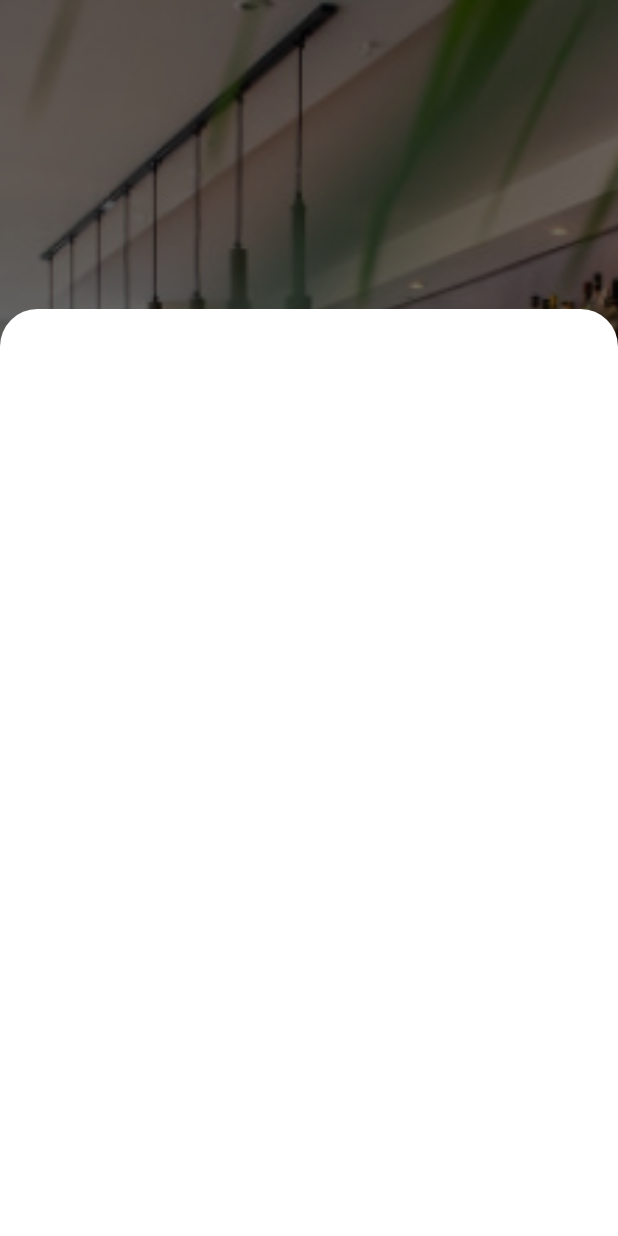
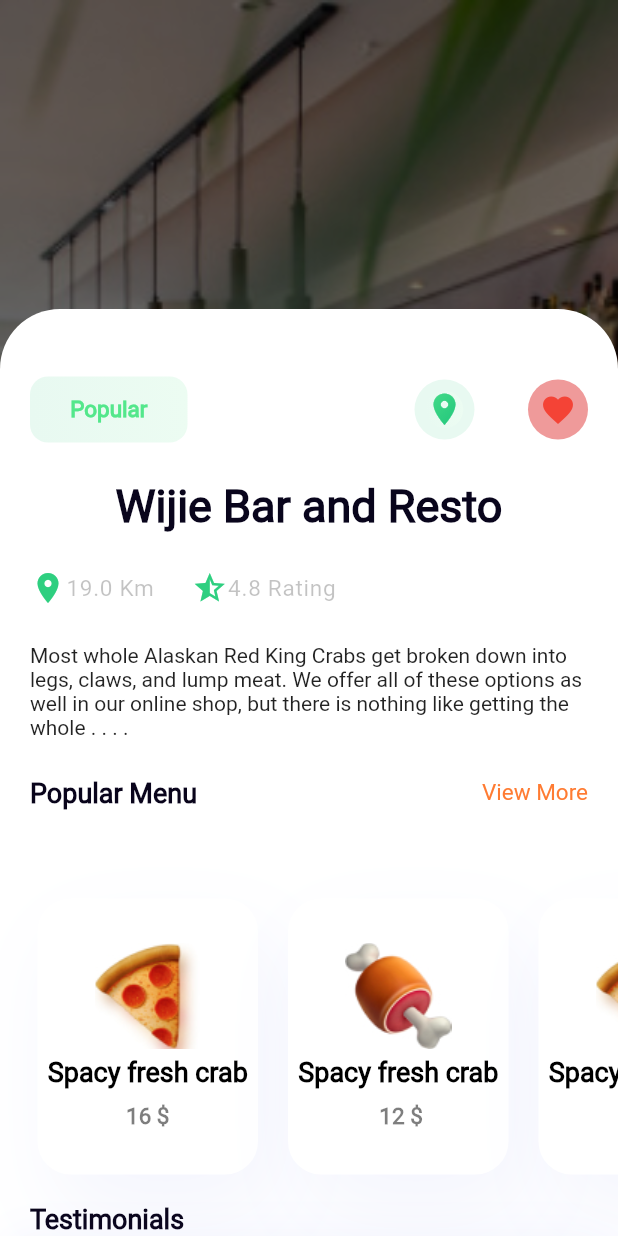
Before and after one commit to MuhanadIbrahim/food_Delivary, a Flutter app: the ResturantScreanBody screen opened directly, on a phone screen of 412 x 824 dp. Run offline on Flutter 3.47's test engine with Material 2 defaults, Android fonts, the phone set to English and light mode, and no system bars; our stand-ins replace animated_splash_screen, flutter_svg, page_transition; Roboto replaces fonts that are missing (BentonSans Bold, BentonSans Book, BentonSans Medium).

Commit message:
finish showModelButtomSheet menu for resturant

```diff
--- /dev/null
+++ b/lib/widgets/icon_button_resturant_screan.dart
@@ -0,0 +1,26 @@
+
+import 'package:flutter/material.dart';
+import 'package:food_delivery_app/widgets/popular_name_button.dart';
+
+import 'location_button.dart';
+
+class IconButtonsOfResurantScrean extends StatelessWidget {
+  const IconButtonsOfResurantScrean({
+    super.key,
+  });
+
+  @override
+  Widget build(BuildContext context) {
+    return const Row(
+      mainAxisAlignment: MainAxisAlignment.spaceBetween,
+      children: [
+        PopularButton(),
+        SizedBox(
+          width: 80,
+        ),
+        LocationButton(),
+        FavoriteButton()
+      ],
+    );
+  }
+}
--- /dev/null
+++ b/lib/widgets/info_resturant_for_resturantscrean.dart
@@ -0,0 +1,46 @@
+import 'package:flutter/material.dart';
+
+import 'location_rating_restruant.dart';
+
+class InfoForTheResturant extends StatelessWidget {
+  const InfoForTheResturant({
+    super.key,
+    required this.titleResturant,
+    required this.bioOfResurant,
+    required this.distanc,
+    required this.rating,
+  });
+  final String titleResturant;
+  final String bioOfResurant;
+  final double distanc;
+  final double rating;
+
+  @override
+  Widget build(BuildContext context) {
+    return Container(
+      child: Column(
+        children: [
+          Text(
+            titleResturant,
+            style: TextStyle(
+              color: Color(0xFF09051C),
+              fontSize: 30,
+              fontFamily: 'BentonSans Bold',
+              fontWeight: FontWeight.bold,
+            ),
+          ),
+          SizedBox(
+            height: 25,
+          ),
+          LocationAndRatingResturantScrean(distanc: distanc, rating: rating),
+          SizedBox(
+            height: 25,
+          ),
+          Text(
+            bioOfResurant,
+          ),
+        ],
+      ),
+    );
+  }
+}
--- /dev/null
+++ b/lib/widgets/location_button.dart
@@ -0,0 +1,56 @@
+import 'package:flutter/material.dart';
+
+import 'gradient_icon.dart';
+
+class LocationButton extends StatelessWidget {
+  const LocationButton({
+    super.key,
+  });
+
+  @override
+  Widget build(BuildContext context) {
+    return CircleAvatar(
+      backgroundColor: const Color(0xFFe8f9f1),
+      radius: 20,
+      child: Container(
+        decoration: ShapeDecoration(
+          gradient: const LinearGradient(
+            begin: Alignment(0.99, -0.15),
+            end: Alignment(-0.99, 0.15),
+            colors: [Color(0xFFecfcf2), Color(0xFFe8f9f1)],
+          ),
+          shape: RoundedRectangleBorder(
+            borderRadius: BorderRadius.circular(50),
+          ),
+        ),
+        child: const GradientIcon(
+          size: 25,
+          icon: Icons.location_on,
+          gradient: LinearGradient(
+            begin: Alignment.topLeft,
+            end: Alignment.bottomRight,
+            colors: [Color(0xff48dd89), Color(0xff1cc37a)],
+          ),
+        ),
+      ),
+    );
+  }
+}
+
+class FavoriteButton extends StatelessWidget {
+  const FavoriteButton({super.key});
+
+  @override
+  Widget build(BuildContext context) {
+    return CircleAvatar(
+      backgroundColor: Colors.red[200],
+      radius: 20,
+      child: Container(
+        child: Icon(
+          Icons.favorite,
+          color: Colors.red,
+        ),
+      ),
+    );
+  }
+}
--- /dev/null
+++ b/lib/widgets/location_rating_restruant.dart
@@ -0,0 +1,63 @@
+import 'package:flutter/material.dart';
+
+class LocationAndRatingResturantScrean extends StatelessWidget {
+  const LocationAndRatingResturantScrean({
+    super.key, required this.distanc, required this.rating,
+  });
+  final double distanc;
+  final double rating;
+  @override
+  Widget build(BuildContext context) {
+    return Row(
+      children: [
+        Container(
+          child: Row(children: [
+            const Icon(
+              Icons.location_on,
+              color: Color(0xff2ecf80),
+            ),
+            Opacity(
+              opacity: 0.30,
+              child: Text(
+                '$distanc Km',
+                style: const TextStyle(
+                  color: Color(0xFF3B3B3B),
+                  fontSize: 15,
+                  fontFamily: 'BentonSans Regular',
+                  fontWeight: FontWeight.w400,
+                  height: 0,
+                  letterSpacing: 0.50,
+                ),
+              ),
+            ),
+           const  SizedBox(
+              width: 25,
+            ),
+            Container(
+              child: Row(children: [
+               const  Icon(
+                  Icons.star_half,
+                  color: Color(0xff2ecf80),
+                ),
+                Opacity(
+                  opacity: 0.30,
+                  child: Text(
+                    '$rating Rating',
+                    style:const  TextStyle(
+                      color: Color(0xFF3B3B3B),
+                      fontSize: 15,
+                      fontFamily: 'BentonSans Regular',
+                      fontWeight: FontWeight.w400,
+                      height: 0,
+                      letterSpacing: 0.50,
+                    ),
+                  ),
+                ),
+              ]),
+            )
+          ]),
+        )
+      ],
+    );
+  }
+}
--- a/lib/widgets/nearst_resturant_scrolling.dart
+++ b/lib/widgets/nearst_resturant_scrolling.dart
@@ -41,3 +41,41 @@ class NearstResturantCardsScrolling extends StatelessWidget {
     );
   }
 }
+
+class PopularMenuCardsScrolling extends StatelessWidget {
+  const PopularMenuCardsScrolling({super.key});
+
+  @override
+  Widget build(BuildContext context) {
+    return const SingleChildScrollView(
+      physics: ScrollPhysics(),
+      clipBehavior: Clip.none,
+      scrollDirection: Axis.horizontal,
+      padding: EdgeInsets.only(top: 35, left: 5, bottom: 10),
+      child: Row(
+        mainAxisAlignment: MainAxisAlignment.spaceAround,
+        children: [
+          ContentResturantCard(
+            jpg: 'assets/images/spacy and creepjpg.jpg',
+            title: 'Spacy fresh crab',
+            subtitle: '16 \$',
+          ),
+          SizedBox(
+            width: 20,
+          ),
+          ContentResturantCard(
+              jpg: 'assets/images/spcy and creep 2 jpg.jpg',
+              title: 'Spacy fresh crab',
+              subtitle: ' 12 \$'),
+          SizedBox(
+            width: 20,
+          ),
+          ContentResturantCard(
+              jpg: 'assets/images/spacy and creepjpg.jpg',
+              title: 'Spacy fresh crab',
+              subtitle: ' 13 \$')
+        ],
+      ),
+    );
+  }
+}
--- /dev/null
+++ b/lib/widgets/popular_name_button.dart
@@ -0,0 +1,35 @@
+import 'package:flutter/material.dart';
+
+class PopularButton extends StatelessWidget {
+  const PopularButton({
+    super.key,
+  });
+
+  @override
+  Widget build(BuildContext context) {
+    return Container(
+      width: 105,
+      height: 44,
+      decoration: ShapeDecoration(
+        gradient: const LinearGradient(
+          begin: Alignment(0.99, -0.15),
+          end: Alignment(-0.99, 0.15),
+          colors: [Color(0xFFecfcf2), Color(0xFFe8f9f1)],
+        ),
+        shape: RoundedRectangleBorder(
+          borderRadius: BorderRadius.circular(12),
+        ),
+      ),
+      child: const Center(
+        child: Text(
+          'Popular',
+          style: TextStyle(
+              color: Color(0xFF53E78B),
+              fontSize: 15,
+              fontFamily: 'BentonSans Medium',
+              fontWeight: FontWeight.bold),
+        ),
+      ),
+    );
+  }
+}
--- a/lib/widgets/resturant_body.dart
+++ b/lib/widgets/resturant_body.dart
@@ -1,4 +1,10 @@
 import 'package:flutter/material.dart';
+import 'package:food_delivery_app/widgets/testimonials.dart';
+import 'package:food_delivery_app/widgets/textof_nears_restrunt_viewmore.dart';
+
+import 'icon_button_resturant_screan.dart';
+import 'info_resturant_for_resturantscrean.dart';
+import 'nearst_resturant_scrolling.dart';
 
 class ResturantScreanBody extends StatelessWidget {
   const ResturantScreanBody({super.key});
@@ -6,14 +12,23 @@ class ResturantScreanBody extends StatelessWidget {
   @override
   Widget build(BuildContext context) {
     return Scaffold(
-      floatingActionButton: FloatingActionButton(
+      floatingActionButton: FloatingActionButton.extended(
+        backgroundColor: Colors.green,
+        label: const Row(
+          children: [
+            Icon(
+              Icons.menu_book,
+            ),
+            Text('  Menu')
+          ],
+        ),
         onPressed: () => _showModalBottomSheet(context),
       ),
       body: Builder(
         builder: (BuildContext context) {
           Future.delayed(Duration.zero, () => _showModalBottomSheet(context));
           return Container(
-            decoration: BoxDecoration(
+            decoration: const BoxDecoration(
               image: DecorationImage(
                 image: AssetImage('assets/images/Photo Restaurantjpg.jpg'),
                 fit: BoxFit.cover,
@@ -32,16 +47,67 @@ class ResturantScreanBody extends StatelessWidget {
       backgroundColor: Colors.transparent,
       builder: (context) => Container(
         height: MediaQuery.of(context).size.height * 0.75,
-        decoration: new BoxDecoration(
+        decoration: const BoxDecoration(
           color: Colors.white,
-          borderRadius: new BorderRadius.only(
-            topLeft: const Radius.circular(25.0),
-            topRight: const Radius.circular(25.0),
+          borderRadius: BorderRadius.only(
+            topLeft: Radius.circular(40.0),
+            topRight: Radius.circular(40.0),
           ),
         ),
         child: SingleChildScrollView(
-          child: Column(
-            children: [],
+          child: Padding(
+            padding: const EdgeInsets.all(20.0),
+            child: Column(
+              crossAxisAlignment: CrossAxisAlignment.start,
+              children: [
+                const SizedBox(
+                  height: 25,
+                ),
+                const IconButtonsOfResurantScrean(),
+                const SizedBox(
+                  height: 25,
+                ),
+                const InfoForTheResturant(
+                  titleResturant: 'Wijie Bar and Resto',
+                  bioOfResurant:
+                      'Most whole Alaskan Red King Crabs get broken down into legs, claws, and lump meat. We offer all of these options as well in our online shop, but there is nothing like getting the whole . . . .',
+                  distanc: 19,
+                  rating: 4.8,
+                ),
+                const SizedBox(
+                  height: 25,
+                ),
+                const TextOfPopluarMenuAndTextOfViewMore(),
+                const SizedBox(
+                  height: 25,
+                ),
+                const PopularMenuCardsScrolling(),
+                const SizedBox(
+                  height: 25,
+                ),
+                const Text(
+                  'Testimonials',
+                  style: TextStyle(
+                    color: Color(0xFF09041B),
+                    fontSize: 18,
+                    fontFamily: 'BentonSans Bold',
+                    fontWeight: FontWeight.bold,
+                    height: 0.09,
+                  ),
+                ),
+                const SizedBox(
+                  height: 25,
+                ),
+                ListView.builder(
+                  physics: const ScrollPhysics(),
+                  shrinkWrap: true,
+                  itemCount: 5,
+                  itemBuilder: (BuildContext context, int index) {
+                    return const Testimonials();
+                  },
+                )
+              ],
+            ),
           ),
         ),
       ),
--- /dev/null
+++ b/lib/widgets/show_model_bottom_sheet_resturant.dart
@@ -0,0 +1 @@
+import 'package:flutter/material.dart';
```
Also changed, not shown: lib/widgets/testimonials.dart (added, +81 -0 lines), assets/images/Photo Profilejpg.jpg (added), assets/images/spacy and creepjpg.jpg (added), assets/images/spcy and creep 2 jpg.jpg (added).
